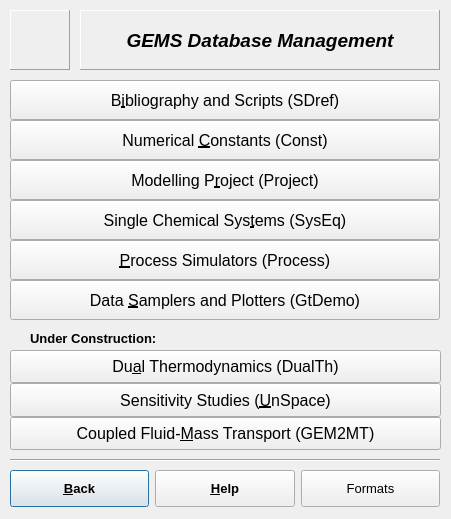
gemshub/GEMSGUI, file gems3/vizor4/dlg4/DBAdvDialog4.ui: the form before one commit.
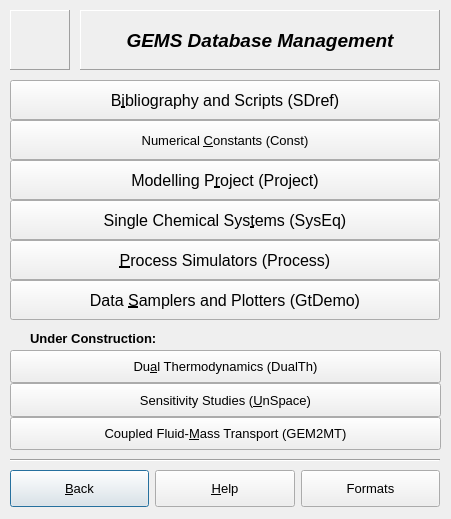
The form after the commit. Icons and pictures are not drawn.

Commit message: Merged from upgrade adjusted fonts and comments on all dialogs (for consistency between win32, macosx and linux) DK,SD

```diff
--- a/gems3/vizor4/dlg4/DBAdvDialog4.ui
+++ b/gems3/vizor4/dlg4/DBAdvDialog4.ui
@@ -27,7 +27,12 @@
     <height>0</height>
    </size>
   </property>
-  <property name="windowTitle" >
+  <property name="font">
+   <font>
+    <pointsize>10</pointsize>
+   </font>
+  </property>
+  <property name="windowTitle">
    <string>DBAdvDialogData</string>
   </property>
   <property name="toolTip" >
@@ -100,15 +105,7 @@
         <verstretch>0</verstretch>
        </sizepolicy>
       </property>
-      <property name="font" >
-       <font>
-        <family>Arial</family>
-        <pointsize>10</pointsize>
-        <weight>75</weight>
-        <bold>true</bold>
-       </font>
-      </property>
-      <property name="toolTip" >
+      <property name="toolTip">
        <string>Back to 'Thermodynamic database management' dialog</string>
       </property>
       <property name="text" >
@@ -130,15 +127,7 @@
         <verstretch>0</verstretch>
        </sizepolicy>
       </property>
-      <property name="font" >
-       <font>
-        <family>Arial</family>
-        <pointsize>10</pointsize>
-        <weight>75</weight>
-        <bold>true</bold>
-       </font>
-      </property>
-      <property name="text" >
+      <property name="text">
        <string>&amp;Help</string>
       </property>
       <property name="shortcut" >
@@ -206,13 +195,7 @@
         <verstretch>0</verstretch>
        </sizepolicy>
       </property>
-      <property name="font" >
-       <font>
-        <family>Arial</family>
-        <pointsize>12</pointsize>
-       </font>
-      </property>
-      <property name="toolTip" >
+      <property name="toolTip">
        <string/>
       </property>
       <property name="text" >
@@ -231,13 +214,7 @@
         <verstretch>0</verstretch>
        </sizepolicy>
       </property>
-      <property name="font" >
-       <font>
-        <family>Arial</family>
-        <pointsize>12</pointsize>
-       </font>
-      </property>
-      <property name="toolTip" >
+      <property name="toolTip">
        <string/>
       </property>
       <property name="text" >
@@ -256,13 +233,7 @@
         <verstretch>0</verstretch>
        </sizepolicy>
       </property>
-      <property name="font" >
-       <font>
-        <family>Arial</family>
-        <pointsize>12</pointsize>
-       </font>
-      </property>
-      <property name="toolTip" >
+      <property name="toolTip">
        <string/>
       </property>
       <property name="text" >
@@ -333,13 +304,7 @@
         <verstretch>0</verstretch>
        </sizepolicy>
       </property>
-      <property name="font" >
-       <font>
-        <family>Arial</family>
-        <pointsize>12</pointsize>
-       </font>
-      </property>
-      <property name="toolTip" >
+      <property name="toolTip">
        <string>Some tables of constants used in thermodynamic calculations</string>
       </property>
       <property name="text" >
@@ -527,7 +492,7 @@
    </property>
   </widget>
  </widget>
- <layoutdefault spacing="6" margin="11" />
+ <layoutdefault spacing="6" margin="11"/>
  <tabstops>
   <tabstop>pButtonSDref</tabstop>
   <tabstop>pButtonConst</tabstop>
```
Left out of the diff: 334 changed lines with no effect on the pictures. The commit also changes 39 other files.
